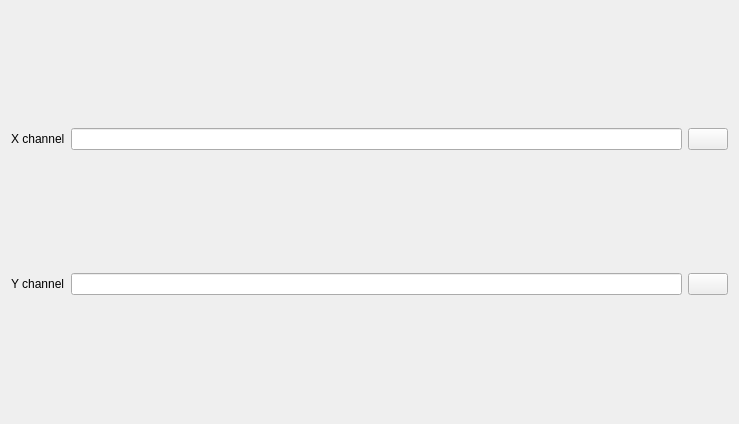
Old version of the form src/asammdf/gui/ui/xy.ui in the repository danielhrisca/asammdf.
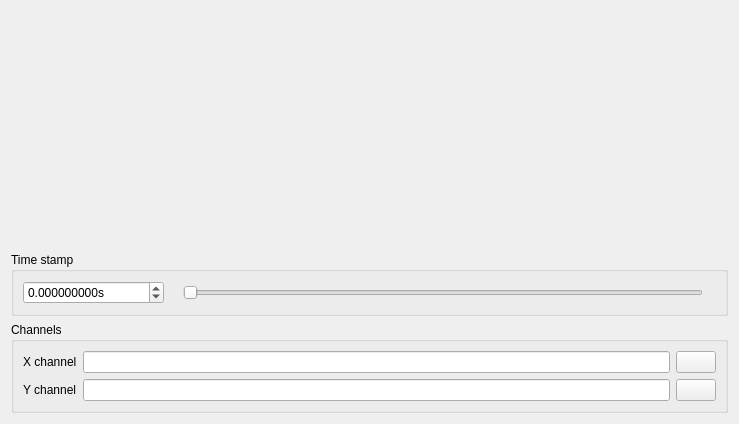
New version of the form. Icons and pictures are not drawn.

Commit message: add time slider to the XY widget

```diff
--- a/src/asammdf/gui/ui/xy.ui
+++ b/src/asammdf/gui/ui/xy.ui
@@ -13,21 +13,79 @@
   <property name="windowTitle">
    <string>Form</string>
   </property>
-  <layout class="QGridLayout" name="gridLayout">
-   <item row="0" column="0" colspan="3">
+  <layout class="QVBoxLayout" name="verticalLayout" stretch="1,0,0">
+   <item>
     <layout class="QHBoxLayout" name="plot_layout"/>
    </item>
-   <item row="1" column="0">
+   <item>
+    <widget class="QGroupBox" name="groupBox">
+     <property name="title">
+      <string>Time stamp</string>
+     </property>
+     <layout class="QHBoxLayout" name="horizontalLayout" stretch="0,0,1,0">
+      <item>
+       <widget class="QDoubleSpinBox" name="timestamp">
+        <property name="suffix">
+         <string>s</string>
+        </property>
+        <property name="decimals">
+         <number>9</number>
+        </property>
+        <property name="minimum">
+         <double>-999999999999.000000000000000</double>
+        </property>
+        <property name="maximum">
+         <double>9999999.000000000000000</double>
+        </property>
+       </widget>
+      </item>
+      <item>
+       <widget class="QLabel" name="min_t">
+        <property name="text">
+         <string/>
+        </property>
+       </widget>
+      </item>
+      <item>
+       <widget class="QSlider" name="timestamp_slider">
+        <property name="maximum">
+         <number>99999</number>
+        </property>
+        <property name="orientation">
+         <enum>Qt::Horizontal</enum>
+        </property>
+        <property name="tickInterval">
+         <number>1</number>
+        </property>
+       </widget>
+      </item>
+      <item>
+       <widget class="QLabel" name="max_t">
+        <property name="text">
+         <string/>
+        </property>
+       </widget>
+      </item>
+     </layout>
+    </widget>
+   </item>
+   <item>
+    <widget class="QGroupBox" name="groupBox_2">
+     <property name="title">
+      <string>Channels</string>
+     </property>
+     <layout class="QGridLayout" name="gridLayout" columnstretch="0,1,0">
+      <item row="0" column="0">
     <widget class="QLabel" name="label">
      <property name="text">
       <string>X channel</string>
      </property>
     </widget>
    </item>
-   <item row="1" column="1">
+      <item row="0" column="1">
     <widget class="QLineEdit" name="x_channel_edit"/>
    </item>
-   <item row="1" column="2">
+      <item row="0" column="2">
     <widget class="QPushButton" name="x_search_btn">
      <property name="text">
       <string/>
@@ -38,17 +96,17 @@
      </property>
     </widget>
    </item>
-   <item row="2" column="0">
+      <item row="1" column="0">
     <widget class="QLabel" name="label_2">
      <property name="text">
       <string>Y channel</string>
      </property>
     </widget>
    </item>
-   <item row="2" column="1">
+      <item row="1" column="1">
     <widget class="QLineEdit" name="y_channel_edit"/>
    </item>
-   <item row="2" column="2">
+      <item row="1" column="2">
     <widget class="QPushButton" name="y_search_btn">
      <property name="text">
       <string/>
@@ -57,6 +115,9 @@
       <iconset resource="resource.qrc">
        <normaloff>:/search.png</normaloff>:/search.png</iconset>
      </property>
+       </widget>
+      </item>
+     </layout>
     </widget>
    </item>
   </layout>
```
Lines whose indentation alone changed are shown as unchanged. The commit also changes 2 other files.
